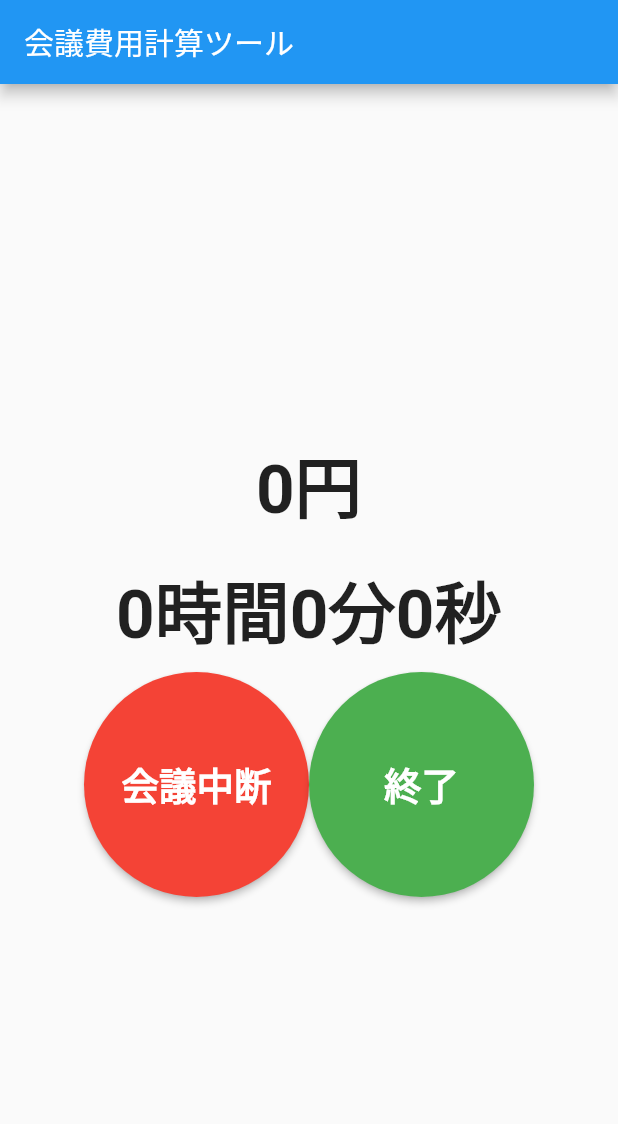
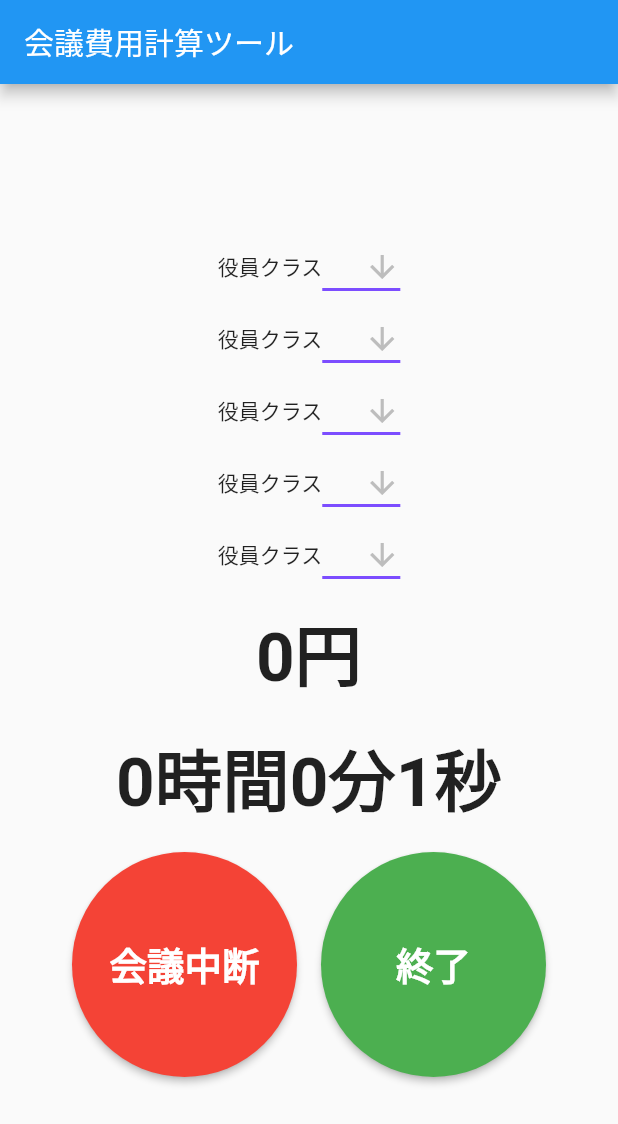
Before and after one commit to shunsukenoguchi/meetingCalculationTools, a Flutter app: the screen it shows after launch, after a tap on "会議開始", on a phone screen of 412 x 824 dp. Shown: the top 1124 px of the screen. Run offline on Flutter 3.47's test engine with Material 2 defaults, Android fonts, the phone set to English and light mode, and no system bars.

Commit message:
カウントアップ機能は完成、各役職の人数を入力するdropdownの見た目作成（途中）

```diff
--- a/lib/main.dart
+++ b/lib/main.dart
@@ -33,7 +33,11 @@ class _MyHomePageState extends State<MyHomePage> {
   int seconds = 0;
   int minutes = 0;
   int hours = 0;
+  var positionSarary = [20000, 10000, 7000, 5000, 3000];
+  var positionNum = [0, 0, 0, 0, 0];
   int sumSalary = 0;
+  int dropdownValue = 0;
+
   void startTimer() {
     timer = Timer.periodic(Duration(seconds: 1), _countUp);
     changeButton();
@@ -43,6 +47,18 @@ class _MyHomePageState extends State<MyHomePage> {
     setState(() {
       counter++;
     });
+    seconds = counter;
+    if (counter >= 60) {
+      seconds = seconds % 60;
+      minutes = (counter / 60).floor();
+    }
+    if (minutes >= 60) {
+      minutes = minutes % 60;
+      hours = (minutes / 60).floor();
+    }
+    for (int i = 0; i < positionSarary.length; i++) {
+      sumSalary = counter * positionNum[i] * (positionSarary[i] / 3600).round();
+    }
   }
 
   void stopTimer() {
@@ -52,7 +68,13 @@ class _MyHomePageState extends State<MyHomePage> {
 
   void finishTimer() {
     timer.cancel();
+    setState(() {
       counter = 0;
+      seconds = 0;
+      minutes = 0;
+      hours = 0;
+      sumSalary = 0;
+    });
     if (switchBool == false) {
       changeButton();
     }
@@ -74,6 +96,131 @@ class _MyHomePageState extends State<MyHomePage> {
         child: Column(
           mainAxisAlignment: MainAxisAlignment.center,
           children: <Widget>[
+            Row(
+              mainAxisAlignment: MainAxisAlignment.center,
+              children: [
+                Text('役員クラス'),
+                DropdownButton<String>(
+                  // value: dropdownValue,
+                  icon: const Icon(Icons.arrow_downward),
+                  iconSize: 24,
+                  elevation: 16,
+                  style: const TextStyle(color: Colors.deepPurple),
+                  underline: Container(
+                    height: 2,
+                    color: Colors.deepPurpleAccent,
+                  ),
+
+                  items: <String>['One', 'Two', 'Free', 'Four']
+                      .map<DropdownMenuItem<String>>((String value) {
+                    return DropdownMenuItem<String>(
+                      value: value,
+                      child: Text(value),
+                    );
+                  }).toList(),
+                ),
+              ],
+            ),
+            Row(
+              mainAxisAlignment: MainAxisAlignment.center,
+              children: [
+                Text('役員クラス'),
+                DropdownButton<String>(
+                  // value: dropdownValue,
+                  icon: const Icon(Icons.arrow_downward),
+                  iconSize: 24,
+                  elevation: 16,
+                  style: const TextStyle(color: Colors.deepPurple),
+                  underline: Container(
+                    height: 2,
+                    color: Colors.deepPurpleAccent,
+                  ),
+
+                  items: <String>['One', 'Two', 'Free', 'Four']
+                      .map<DropdownMenuItem<String>>((String value) {
+                    return DropdownMenuItem<String>(
+                      value: value,
+                      child: Text(value),
+                    );
+                  }).toList(),
+                ),
+              ],
+            ),
+            Row(
+              mainAxisAlignment: MainAxisAlignment.center,
+              children: [
+                Text('役員クラス'),
+                DropdownButton<String>(
+                  // value: dropdownValue,
+                  icon: const Icon(Icons.arrow_downward),
+                  iconSize: 24,
+                  elevation: 16,
+                  style: const TextStyle(color: Colors.deepPurple),
+                  underline: Container(
+                    height: 2,
+                    color: Colors.deepPurpleAccent,
+                  ),
+
+                  items: <String>['One', 'Two', 'Free', 'Four']
+                      .map<DropdownMenuItem<String>>((String value) {
+                    return DropdownMenuItem<String>(
+                      value: value,
+                      child: Text(value),
+                    );
+                  }).toList(),
+                ),
+              ],
+            ),
+            Row(
+              mainAxisAlignment: MainAxisAlignment.center,
+              children: [
+                Text('役員クラス'),
+                DropdownButton<String>(
+                  // value: dropdownValue,
+                  icon: const Icon(Icons.arrow_downward),
+                  iconSize: 24,
+                  elevation: 16,
+                  style: const TextStyle(color: Colors.deepPurple),
+                  underline: Container(
+                    height: 2,
+                    color: Colors.deepPurpleAccent,
+                  ),
+
+                  items: <String>['One', 'Two', 'Free', 'Four']
+                      .map<DropdownMenuItem<String>>((String value) {
+                    return DropdownMenuItem<String>(
+                      value: value,
+                      child: Text(value),
+                    );
+                  }).toList(),
+                ),
+              ],
+            ),
+            Row(
+              mainAxisAlignment: MainAxisAlignment.center,
+              children: [
+                Text('役員クラス'),
+                DropdownButton<String>(
+                  // value: dropdownValue,
+                  icon: const Icon(Icons.arrow_downward),
+                  iconSize: 24,
+                  elevation: 16,
+                  style: const TextStyle(color: Colors.deepPurple),
+                  underline: Container(
+                    height: 2,
+                    color: Colors.deepPurpleAccent,
+                  ),
+
+                  items: <String>['One', 'Two', 'Free', 'Four']
+                      .map<DropdownMenuItem<String>>((String value) {
+                    return DropdownMenuItem<String>(
+                      value: value,
+                      child: Text(value),
+                    );
+                  }).toList(),
+                ),
+              ],
+            ),
             Padding(
               padding: const EdgeInsets.all(8.0),
               child: Text(
@@ -99,7 +246,9 @@ class _MyHomePageState extends State<MyHomePage> {
                 mainAxisAlignment: MainAxisAlignment.center,
                 children: [
                   if (switchBool)
-                    SizedBox(
+                    Padding(
+                      padding: const EdgeInsets.all(8.0),
+                      child: SizedBox(
                           width: 150,
                           height: 150,
                           child: RaisedButton(
@@ -115,9 +264,12 @@ class _MyHomePageState extends State<MyHomePage> {
                                   color: Colors.white,
                                   fontWeight: FontWeight.bold,
                                 ),
-                            )))
+                              ))),
+                    )
                   else
-                    SizedBox(
+                    Padding(
+                      padding: const EdgeInsets.all(8.0),
+                      child: SizedBox(
                         width: 150,
                         height: 150,
                         child: RaisedButton(
@@ -136,7 +288,10 @@ class _MyHomePageState extends State<MyHomePage> {
                           ),
                         ),
                       ),
-                  SizedBox(
+                    ),
+                  Padding(
+                    padding: const EdgeInsets.all(8.0),
+                    child: SizedBox(
                       width: 150,
                       height: 150,
                       child: RaisedButton(
@@ -155,6 +310,7 @@ class _MyHomePageState extends State<MyHomePage> {
                         ),
                       ),
                     ),
+                  ),
                 ],
               ),
             ),
```
Lines whose indentation alone changed are shown as unchanged.
